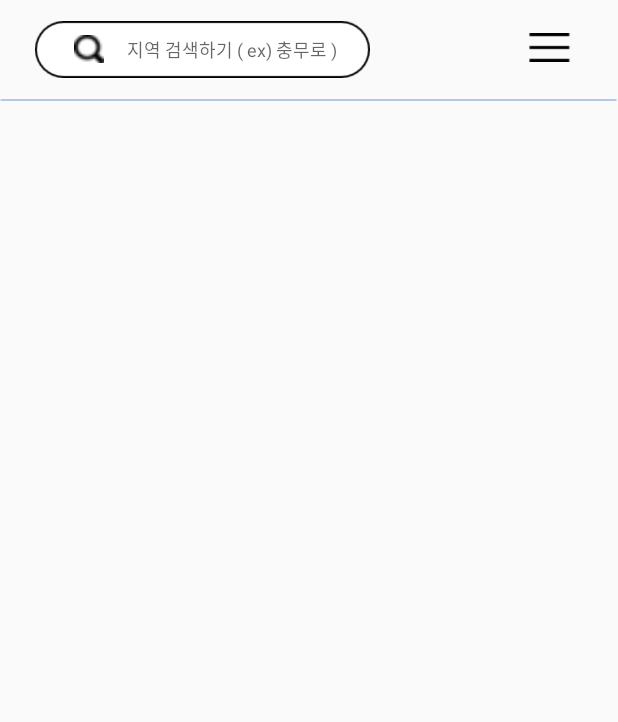
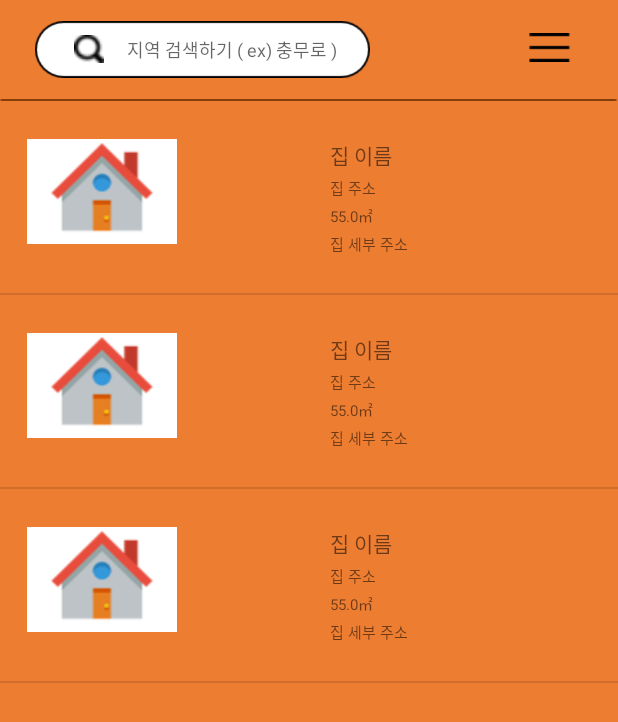
Before and after one commit to seongjikang/soloProject, an Android app: the screen it shows after launch (MainActivity), after a tap on an icon or button, on a phone screen of 412 x 824 dp. Shown: the top 722 px of the screen. Run offline under Robolectric (Android 15) with nearby library versions, the phone set to English and light mode, and no system bars.

Commit message:
메인 화면에리스트 넣기
* Custom View 넣기
* ViewHolder 써서 넣으려 했으나.. 리스트가 안뜸
* 추후 수정해야함

ref #12

```diff
--- /dev/null
+++ b/android/app/src/main/java/solo/shinhan/com/solo/HouseInfo.java
@@ -0,0 +1,82 @@
+package solo.shinhan.com.solo;
+
+import android.graphics.Bitmap;
+
+class HouseInfo {
+    private int houseNo;
+    private String houseName;
+    private String address;
+    private double houseSize;
+    private String addressDetail;
+    private Bitmap houseView;
+    private Bitmap houseFloorPlan;
+
+    public HouseInfo() {
+    }
+
+    public HouseInfo(int houseNo, String houseName, String address, double houseSize, String addressDetail, Bitmap houseView, Bitmap houseFloorPlan) {
+        this.houseNo = houseNo;
+        this.houseName = houseName;
+        this.address = address;
+        this.houseSize = houseSize;
+        this.addressDetail = addressDetail;
+        this.houseView = houseView;
+        this.houseFloorPlan = houseFloorPlan;
+    }
+
+    public int getHouseNo() {
+        return houseNo;
+    }
+
+    public void setHouseNo(int houseNo) {
+        this.houseNo = houseNo;
+    }
+
+    public String getHouseName() {
+        return houseName;
+    }
+
+    public void setHouseName(String houseName) {
+        this.houseName = houseName;
+    }
+
+    public String getAddress() {
+        return address;
+    }
+
+    public void setAddress(String address) {
+        this.address = address;
+    }
+
+    public double getHouseSize() {
+        return houseSize;
+    }
+
+    public void setHouseSize(double houseSize) {
+        this.houseSize = houseSize;
+    }
+
+    public String getAddressDetail() {
+        return addressDetail;
+    }
+
+    public void setAddressDetail(String addressDetail) {
+        this.addressDetail = addressDetail;
+    }
+
+    public Bitmap getHouseView() {
+        return houseView;
+    }
+
+    public void setHouseView(Bitmap houseView) {
+        this.houseView = houseView;
+    }
+
+    public Bitmap getHouseFloorPlan() {
+        return houseFloorPlan;
+    }
+
+    public void setHouseFloorPlan(Bitmap houseFloorPlan) {
+        this.houseFloorPlan = houseFloorPlan;
+    }
+}
--- /dev/null
+++ b/android/app/src/main/java/solo/shinhan/com/solo/HouseInfoAdapter.java
@@ -0,0 +1,77 @@
+package solo.shinhan.com.solo;
+
+import android.content.Context;
+import android.view.LayoutInflater;
+import android.view.View;
+import android.view.ViewGroup;
+import android.widget.BaseAdapter;
+import android.widget.ImageView;
+import android.widget.TextView;
+
+import java.util.List;
+
+public class HouseInfoAdapter extends BaseAdapter{
+
+    private Context mContext;
+    private int mLayout;
+    private List<HouseInfo> mItemList;
+    private LayoutInflater mInflater;
+
+    public HouseInfoAdapter(Context context, int layout, List<HouseInfo> itemList) {
+        this.mContext = context;
+        this.mLayout = layout;
+        this.mItemList = itemList;
+        this.mInflater = (LayoutInflater) context.getSystemService(Context.LAYOUT_INFLATER_SERVICE);
+    }
+
+    @Override
+    public int getCount() {
+        return 0;
+    }
+
+    @Override
+    public Object getItem(int i) {
+        return null;
+    }
+
+    @Override
+    public long getItemId(int i) {
+        return 0;
+    }
+
+    @Override
+    public View getView(int i, View view, ViewGroup viewGroup) {
+        ViewHolder holder;
+
+        if(view == null) {
+            view = mInflater.inflate(R.layout.list_house_info,viewGroup,false);
+            holder = new ViewHolder();
+            holder.mHouseName = (TextView)view.findViewById(R.id.house_name);
+            holder.mHouseSize = (TextView)view.findViewById(R.id.house_size);
+            holder.mAddress = (TextView)view.findViewById(R.id.address);
+            holder.mAddressDetail = (TextView)view.findViewById(R.id.address_detail);
+            holder.mHouseView = (ImageView) view.findViewById(R.id.house_view);
+
+            view.setTag(holder);
+        } else {
+            holder = (ViewHolder) view.getTag();
+        }
+
+        holder.mHouseName.setText(mItemList.get(i).getHouseName());
+        holder.mAddress.setText(mItemList.get(i).getAddress());
+        holder.mHouseSize.setText(""+mItemList.get(i).getHouseSize());
+        holder.mAddressDetail.setText(mItemList.get(i).getAddressDetail());
+        holder.mHouseView.setImageBitmap(mItemList.get(i).getHouseView());
+
+        return view;
+    }
+
+    private class ViewHolder{
+        TextView mHouseName;
+        TextView mHouseSize;
+        TextView mAddress;
+        TextView mAddressDetail;
+        ImageView mHouseView;
+    }
+
+}
--- /dev/null
+++ b/android/app/src/main/java/solo/shinhan/com/solo/ListAdapter.java
@@ -0,0 +1,65 @@
+package solo.shinhan.com.solo;
+
+import android.content.Context;
+import android.util.Log;
+import android.view.LayoutInflater;
+import android.view.View;
+import android.view.ViewGroup;
+import android.widget.BaseAdapter;
+import android.widget.ImageView;
+import android.widget.TextView;
+
+import java.util.ArrayList;
+import java.util.List;
+
+public class ListAdapter extends BaseAdapter {
+    LayoutInflater inflater = null;
+    private List<HouseInfo> m_oData = null;
+    private int nListCnt = 0;
+
+    public ListAdapter(List<HouseInfo> _oData) {
+        m_oData = _oData;
+        nListCnt = m_oData.size();
+    }
+
+    @Override
+    public int getCount() {
+        Log.i("TAG", "getCount");
+        return nListCnt;
+    }
+
+    @Override
+    public Object getItem(int position) {
+        return null;
+    }
+
+    @Override
+    public long getItemId(int position) {
+        return 0;
+    }
+
+    @Override
+    public View getView(int position, View convertView, ViewGroup parent) {
+        if (convertView == null) {
+            final Context context = parent.getContext();
+            if (inflater == null) {
+                inflater = (LayoutInflater) context.getSystemService(Context.LAYOUT_INFLATER_SERVICE);
+            }
+            convertView = inflater.inflate(R.layout.list_house_info, parent, false);
+        }
+
+        TextView mHouseName= (TextView)convertView.findViewById(R.id.house_name);
+        TextView mHouseSize = (TextView)convertView.findViewById(R.id.house_size);
+        TextView mAddress= (TextView)convertView.findViewById(R.id.address);
+        TextView mAddressDetail =(TextView)convertView.findViewById(R.id.address_detail);
+        ImageView mHouseView= (ImageView) convertView.findViewById(R.id.house_view);
+
+        mHouseName.setText(m_oData.get(position).getHouseName());
+        mAddress.setText(m_oData.get(position).getAddress());
+        mHouseSize.setText(m_oData.get(position).getHouseSize()+"㎡");
+        mAddressDetail.setText(m_oData.get(position).getAddressDetail());
+        mHouseView.setImageBitmap(m_oData.get(position).getHouseView());
+
+        return convertView;
+    }
+}
--- a/android/app/src/main/java/solo/shinhan/com/solo/LoadingActivity.java
+++ b/android/app/src/main/java/solo/shinhan/com/solo/LoadingActivity.java
@@ -3,9 +3,12 @@ package solo.shinhan.com.solo;
 import android.app.Activity;
 import android.content.Intent;
 import android.content.pm.ActivityInfo;
+import android.graphics.BitmapFactory;
 import android.os.Bundle;
 import android.os.Handler;
 import android.util.Log;
+
+import java.util.ArrayList;
 
 public class LoadingActivity extends Activity {
 
@@ -34,5 +37,24 @@ public class LoadingActivity extends Activity {
 
     private void loadData() {
         Log.i("loaddata","loaddata");
+
+        ArrayList<HouseInfo> houseInfos = new ArrayList<HouseInfo>();
+
+        HouseInfo houseInfo;
+        for(int i =0; i<3;i++) {
+            houseInfo = new HouseInfo();
+            houseInfo.setHouseNo(i);
+            houseInfo.setHouseName("집 이름");
+            houseInfo.setAddress("집 주소");
+            houseInfo.setAddressDetail("집 세부 주소");
+            houseInfo.setHouseSize(55);
+            houseInfo.setHouseView(BitmapFactory.decodeResource(getResources(), R.drawable.default_house));
+
+            houseInfos.add(houseInfo);
+        }
+
+        SoloSingleton.getInstance().setHouseInfoList(houseInfos);
+
+        SoloSingleton.getInstance().setHouseInfoList(houseInfos);
     }
 }
--- a/android/app/src/main/java/solo/shinhan/com/solo/LoginActivity.java
+++ b/android/app/src/main/java/solo/shinhan/com/solo/LoginActivity.java
@@ -8,7 +8,7 @@ import android.view.View;
 import android.widget.Button;
 
 public class LoginActivity  extends Activity{
-    private Button solLoginBtn;
+    private Button mSolLoginBtn;
 
     @Override
     protected void onCreate(Bundle savedInstanceState) {
@@ -16,9 +16,9 @@ public class LoginActivity  extends Activity{
         setContentView(R.layout.activity_login);
         setRequestedOrientation(ActivityInfo.SCREEN_ORIENTATION_PORTRAIT);
 
-        solLoginBtn = (Button) findViewById(R.id.sol_login_btn);
+        mSolLoginBtn = (Button) findViewById(R.id.sol_login_btn);
 
-        solLoginBtn.setOnClickListener(new View.OnClickListener() {
+        mSolLoginBtn.setOnClickListener(new View.OnClickListener() {
             @Override
             public void onClick(View view) {
                 Intent intent = new Intent(getBaseContext(), MainActivity.class);
--- a/android/app/src/main/java/solo/shinhan/com/solo/MainActivity.java
+++ b/android/app/src/main/java/solo/shinhan/com/solo/MainActivity.java
@@ -4,13 +4,32 @@ import android.app.Activity;
 import android.content.pm.ActivityInfo;
 import android.support.v7.app.AppCompatActivity;
 import android.os.Bundle;
+import android.util.Log;
+import android.widget.EditText;
+import android.widget.ImageView;
+import android.widget.ListView;
+
+import java.util.ArrayList;
+import java.util.List;
 
 public class MainActivity extends Activity {
+
+    private EditText mSearchHouse;
+    private ImageView mSettingBtn;
+    private ListView mHouseList;
+    //private HouseInfoAdapter mAdapter;
+    private ListAdapter mListAdapter;
 
     @Override
     protected void onCreate(Bundle savedInstanceState) {
         super.onCreate(savedInstanceState);
         setContentView(R.layout.activity_main);
         setRequestedOrientation(ActivityInfo.SCREEN_ORIENTATION_PORTRAIT);
+
+        mListAdapter  = new ListAdapter(SoloSingleton.getInstance().getHouseInfoList());
+       // mAdapter = new HouseInfoAdapter(getApplicationContext(),R.id.root_layout,oData);
+        mHouseList = (ListView) findViewById(R.id.house_list_view);
+
+        mHouseList.setAdapter(mListAdapter);
     }
 }
--- a/android/app/src/main/java/solo/shinhan/com/solo/SoloSingleton.java
+++ b/android/app/src/main/java/solo/shinhan/com/solo/SoloSingleton.java
@@ -1,4 +1,7 @@
 package solo.shinhan.com.solo;
+
+import java.util.ArrayList;
+import java.util.List;
 
 public class SoloSingleton {
 
@@ -6,8 +9,11 @@ public class SoloSingleton {
      * 필요한 데이터를 여기다 정의하고 사용하면된다.
      *
      */
+    private List<HouseInfo> houseInfoList;
 
-    private SoloSingleton() {}
+    private SoloSingleton() {
+        houseInfoList = new ArrayList<HouseInfo>();
+    }
 
     private static class SoloSingletonHolder {
         public static final SoloSingleton INSTANCE = new SoloSingleton();
@@ -17,4 +23,11 @@ public class SoloSingleton {
         return SoloSingletonHolder.INSTANCE;
     }
 
+    public List<HouseInfo> getHouseInfoList() {
+        return houseInfoList;
+    }
+
+    public void setHouseInfoList(List<HouseInfo> houseInfoList) {
+        this.houseInfoList = houseInfoList;
+    }
 }
--- a/android/app/src/main/res/layout/activity_main.xml
+++ b/android/app/src/main/res/layout/activity_main.xml
@@ -1,9 +1,11 @@
 <?xml version="1.0" encoding="utf-8"?>
 <RelativeLayout
+    android:id="@+id/root_layout"
     xmlns:android="http://schemas.android.com/apk/res/android"
     xmlns:tools="http://schemas.android.com/tools"
     android:layout_width="match_parent"
-    android:layout_height="match_parent" >
+    android:layout_height="match_parent"
+    android:background="#ED7D31">
 
     <RelativeLayout
         android:layout_width="223dp"
@@ -12,7 +14,9 @@
         android:layout_alignTop="@+id/setting_btn"
         android:layout_marginStart="23dp"
         android:layout_marginTop="-4dp"
-        android:background="@drawable/search_background">
+        android:background="@drawable/search_background"
+        android:layout_alignParentLeft="true"
+        android:layout_marginLeft="23dp">
 
         <ImageView
             android:layout_width="20dp"
@@ -27,6 +31,7 @@
         </ImageView>
 
         <EditText
+            android:id="@+id/search_house"
             android:layout_width="162dp"
             android:layout_height="wrap_content"
             android:layout_alignParentEnd="true"
@@ -51,13 +56,23 @@
         android:layout_marginRight="31dp"
         android:layout_alignParentRight="true" />
 
+
     <ImageView
         android:layout_width="match_parent"
         android:layout_height="wrap_content"
         android:layout_alignParentStart="true"
         android:layout_alignParentTop="true"
         android:layout_marginTop="66dp"
-        android:src="@drawable/line1" />
+        android:src="@drawable/line1"
+        android:layout_alignParentLeft="true" />
 
+    <ListView
+        android:id="@+id/house_list_view"
+        android:layout_width="match_parent"
+        android:layout_height="441dp"
+        android:layout_alignParentStart="true"
+        android:layout_alignParentTop="true"
+        android:layout_marginTop="67dp"
+        android:layout_alignParentLeft="true" />
 
 </RelativeLayout>
--- /dev/null
+++ b/android/app/src/main/res/layout/list_house_info.xml
@@ -0,0 +1,71 @@
+<?xml version="1.0" encoding="utf-8"?>
+<RelativeLayout
+    xmlns:android="http://schemas.android.com/apk/res/android"
+    xmlns:tools="http://schemas.android.com/tools"
+    android:layout_width="wrap_content"
+    android:layout_height="wrap_content" android:background="#ED7D31">
+
+    <ImageView
+        android:id="@+id/house_view"
+        android:layout_width="100dp"
+        android:layout_height="wrap_content"
+        android:layout_marginLeft="18dp"
+        android:layout_marginTop="25dp"
+        android:background="#ffffff"
+        android:src="@drawable/default_house" />
+
+    <RelativeLayout
+        android:id="@+id/house_info_layout"
+        android:layout_width="202dp"
+        android:layout_height="wrap_content"
+        android:layout_alignParentEnd="true"
+        android:layout_marginBottom="25dp"
+        android:layout_marginTop="25dp"
+        tools:ignore="UnknownId"
+        android:layout_alignParentRight="true">
+
+        <LinearLayout
+            android:layout_width="wrap_content"
+            android:layout_height="wrap_content"
+            android:orientation="vertical">
+
+            <TextView
+                android:id="@+id/house_name"
+                android:layout_marginLeft="10dp"
+                android:layout_width="wrap_content"
+                android:layout_height="wrap_content"
+                android:text="충무로 자이"
+                android:textSize="14dp"/>
+
+            <TextView
+                android:id="@+id/address"
+                android:layout_marginTop="3dp"
+                android:layout_marginLeft="10dp"
+                android:layout_width="wrap_content"
+                android:layout_height="wrap_content"
+                android:text="중구 필동 3가"
+                android:textSize="10dp"/>
+
+            <TextView
+            android:id="@+id/house_size"
+            android:layout_marginTop="3dp"
+            android:layout_marginLeft="10dp"
+            android:layout_width="wrap_content"
+            android:layout_height="wrap_content"
+            android:text="55㎡"
+            android:textSize="10dp"/>
+
+            <TextView
+                android:id="@+id/address_detail"
+                android:layout_marginTop="3dp"
+                android:layout_marginLeft="10dp"
+                android:layout_width="wrap_content"
+                android:layout_height="wrap_content"
+                android:text="102동 1402호"
+                android:textSize="10dp"/>
+
+        </LinearLayout>
+
+    </RelativeLayout>
+
+</RelativeLayout>
```
Also changed, not shown: android/app/src/main/res/drawable/default_house.png (added), android/app/src/main/res/drawable/line1.png.
